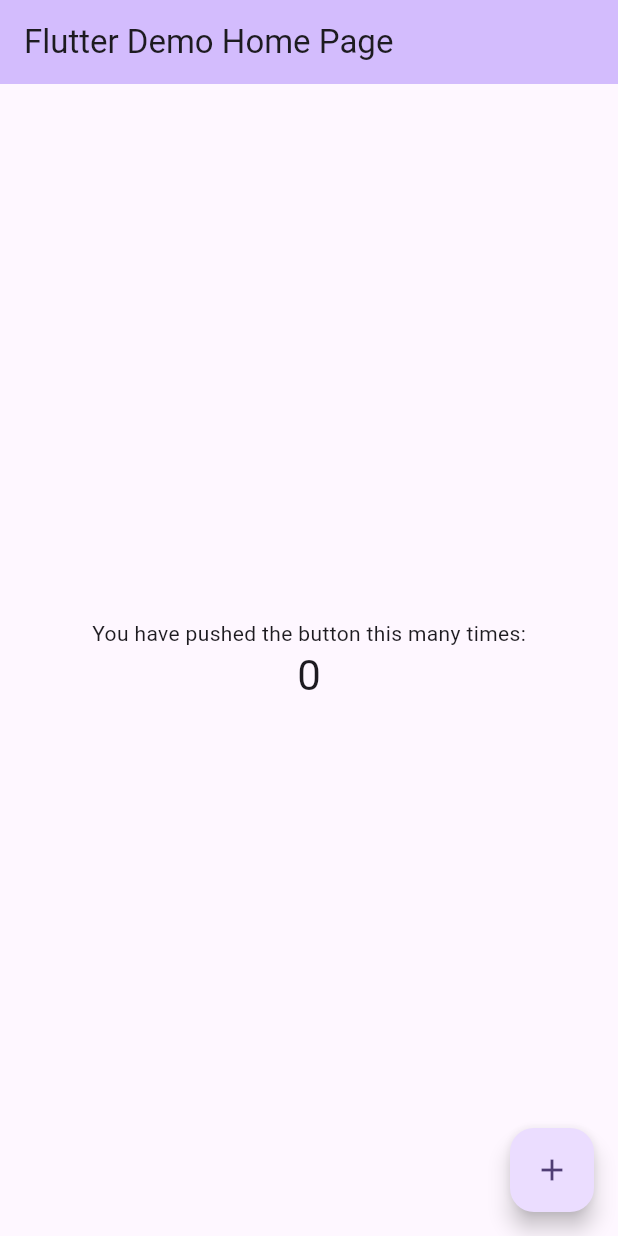
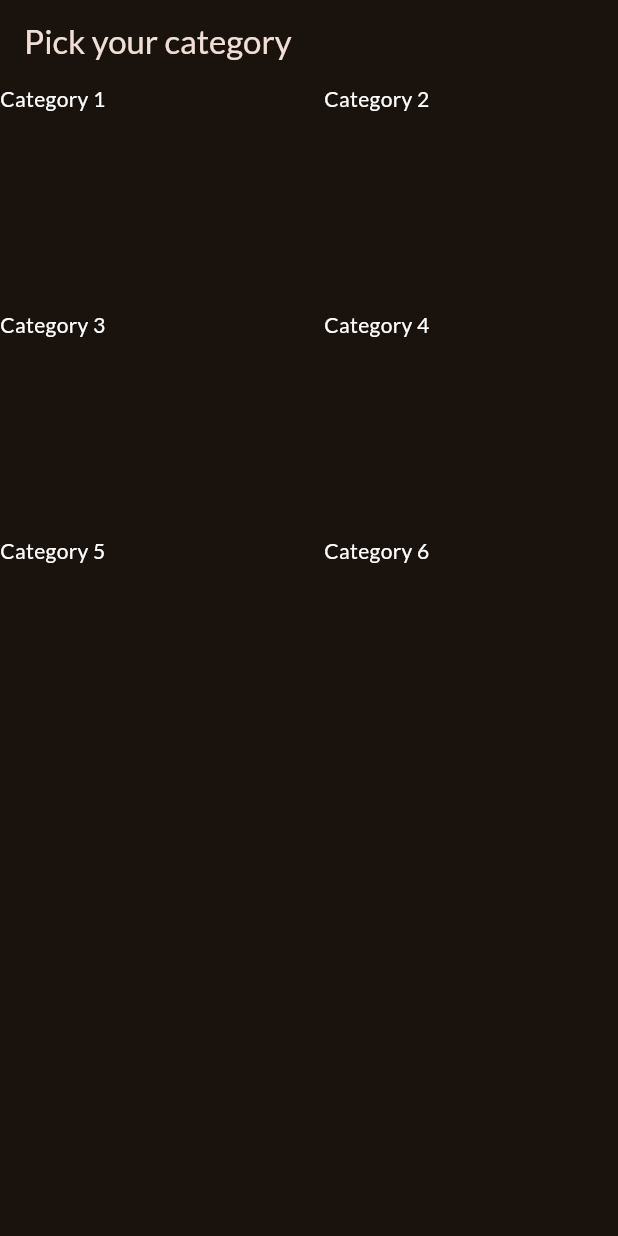
Before and after one commit to Felipe-Euzebio/flutter_meals, a Flutter app: the screen it shows after launch, on a phone screen of 412 x 824 dp. Run offline on Flutter 3.47's test engine with Material 3 defaults, Android fonts, the phone set to English and light mode, and no system bars; our stand-ins replace google_fonts.

Commit message:
Add google_fonts dependency and CategoriesScreen widget

```diff
--- /dev/null
+++ b/lib/categories.dart
@@ -0,0 +1,30 @@
+import 'package:flutter/material.dart';
+
+class CategoriesScreen extends StatelessWidget {
+  const CategoriesScreen({super.key});
+
+  @override
+  Widget build(BuildContext context) {
+    return Scaffold(
+      appBar: AppBar(
+        title: const Text('Pick your category'),
+      ),
+      body: GridView(
+        gridDelegate: const SliverGridDelegateWithFixedCrossAxisCount(
+          crossAxisCount: 2,
+          childAspectRatio: 3 / 2,
+          crossAxisSpacing: 20,
+          mainAxisSpacing: 20,
+        ),
+        children: const [
+          Text('Category 1', style: TextStyle(color: Colors.white),),
+          Text('Category 2', style: TextStyle(color: Colors.white),),
+          Text('Category 3', style: TextStyle(color: Colors.white),),
+          Text('Category 4', style: TextStyle(color: Colors.white),),
+          Text('Category 5', style: TextStyle(color: Colors.white),),
+          Text('Category 6', style: TextStyle(color: Colors.white),),
+        ],
+      ),
+    );
+  }
+}
--- a/lib/main.dart
+++ b/lib/main.dart
@@ -1,125 +1,29 @@
 import 'package:flutter/material.dart';
 
+import 'package:google_fonts/google_fonts.dart';
+import 'package:meals_app/categories.dart';
+
+final theme = ThemeData(
+  useMaterial3: true,
+  colorScheme: ColorScheme.fromSeed(
+    brightness: Brightness.dark,
+    seedColor: const Color.fromARGB(255, 131, 57, 0),
+  ),
+  textTheme: GoogleFonts.latoTextTheme(),
+);
+
 void main() {
-  runApp(const MyApp());
+  runApp(const App());
 }
 
-class MyApp extends StatelessWidget {
-  const MyApp({super.key});
+class App extends StatelessWidget {
+  const App({super.key});
 
-  // This widget is the root of your application.
   @override
   Widget build(BuildContext context) {
     return MaterialApp(
-      title: 'Flutter Demo',
-      theme: ThemeData(
-        // This is the theme of your application.
-        //
-        // TRY THIS: Try running your application with "flutter run". You'll see
-        // the application has a purple toolbar. Then, without quitting the app,
-        // try changing the seedColor in the colorScheme below to Colors.green
-        // and then invoke "hot reload" (save your changes or press the "hot
-        // reload" button in a Flutter-supported IDE, or press "r" if you used
-        // the command line to start the app).
-        //
-        // Notice that the counter didn't reset back to zero; the application
-        // state is not lost during the reload. To reset the state, use hot
-        // restart instead.
-        //
-        // This works for code too, not just values: Most code changes can be
-        // tested with just a hot reload.
-        colorScheme: ColorScheme.fromSeed(seedColor: Colors.deepPurple),
-        useMaterial3: true,
-      ),
-      home: const MyHomePage(title: 'Flutter Demo Home Page'),
+      theme: theme,
+      home: const CategoriesScreen(),
     );
   }
 }
-
-class MyHomePage extends StatefulWidget {
-  const MyHomePage({super.key, required this.title});
-
-  // This widget is the home page of your application. It is stateful, meaning
-  // that it has a State object (defined below) that contains fields that affect
-  // how it looks.
-
-  // This class is the configuration for the state. It holds the values (in this
-  // case the title) provided by the parent (in this case the App widget) and
-  // used by the build method of the State. Fields in a Widget subclass are
-  // always marked "final".
-
-  final String title;
-
-  @override
-  State<MyHomePage> createState() => _MyHomePageState();
-}
-
-class _MyHomePageState extends State<MyHomePage> {
-  int _counter = 0;
-
-  void _incrementCounter() {
-    setState(() {
-      // This call to setState tells the Flutter framework that something has
-      // changed in this State, which causes it to rerun the build method below
-      // so that the display can reflect the updated values. If we changed
-      // _counter without calling setState(), then the build method would not be
-      // called again, and so nothing would appear to happen.
-      _counter++;
-    });
-  }
-
-  @override
-  Widget build(BuildContext context) {
-    // This method is rerun every time setState is called, for instance as done
-    // by the _incrementCounter method above.
-    //
-    // The Flutter framework has been optimized to make rerunning build methods
-    // fast, so that you can just rebuild anything that needs updating rather
-    // than having to individually change instances of widgets.
-    return Scaffold(
-      appBar: AppBar(
-        // TRY THIS: Try changing the color here to a specific color (to
-        // Colors.amber, perhaps?) and trigger a hot reload to see the AppBar
-        // change color while the other colors stay the same.
-        backgroundColor: Theme.of(context).colorScheme.inversePrimary,
-        // Here we take the value from the MyHomePage object that was created by
-        // the App.build method, and use it to set our appbar title.
-        title: Text(widget.title),
-      ),
-      body: Center(
-        // Center is a layout widget. It takes a single child and positions it
-        // in the middle of the parent.
-        child: Column(
-          // Column is also a layout widget. It takes a list of children and
-          // arranges them vertically. By default, it sizes itself to fit its
-          // children horizontally, and tries to be as tall as its parent.
-          //
-          // Column has various properties to control how it sizes itself and
-          // how it positions its children. Here we use mainAxisAlignment to
-          // center the children vertically; the main axis here is the vertical
-          // axis because Columns are vertical (the cross axis would be
-          // horizontal).
-          //
-          // TRY THIS: Invoke "debug painting" (choose the "Toggle Debug Paint"
-          // action in the IDE, or press "p" in the console), to see the
-          // wireframe for each widget.
-          mainAxisAlignment: MainAxisAlignment.center,
-          children: <Widget>[
-            const Text(
-              'You have pushed the button this many times:',
-            ),
-            Text(
-              '$_counter',
-              style: Theme.of(context).textTheme.headlineMedium,
-            ),
-          ],
-        ),
-      ),
-      floatingActionButton: FloatingActionButton(
-        onPressed: _incrementCounter,
-        tooltip: 'Increment',
-        child: const Icon(Icons.add),
-      ), // This trailing comma makes auto-formatting nicer for build methods.
-    );
-  }
-}
--- a/pubspec.yaml
+++ b/pubspec.yaml
@@ -35,6 +35,7 @@ dependencies:
   # The following adds the Cupertino Icons font to your application.
   # Use with the CupertinoIcons class for iOS style icons.
   cupertino_icons: ^1.0.2
+  google_fonts: 6.1.0
 
 dev_dependencies:
   flutter_test:
```
Also changed, not shown: pubspec.lock, 1 other file.
